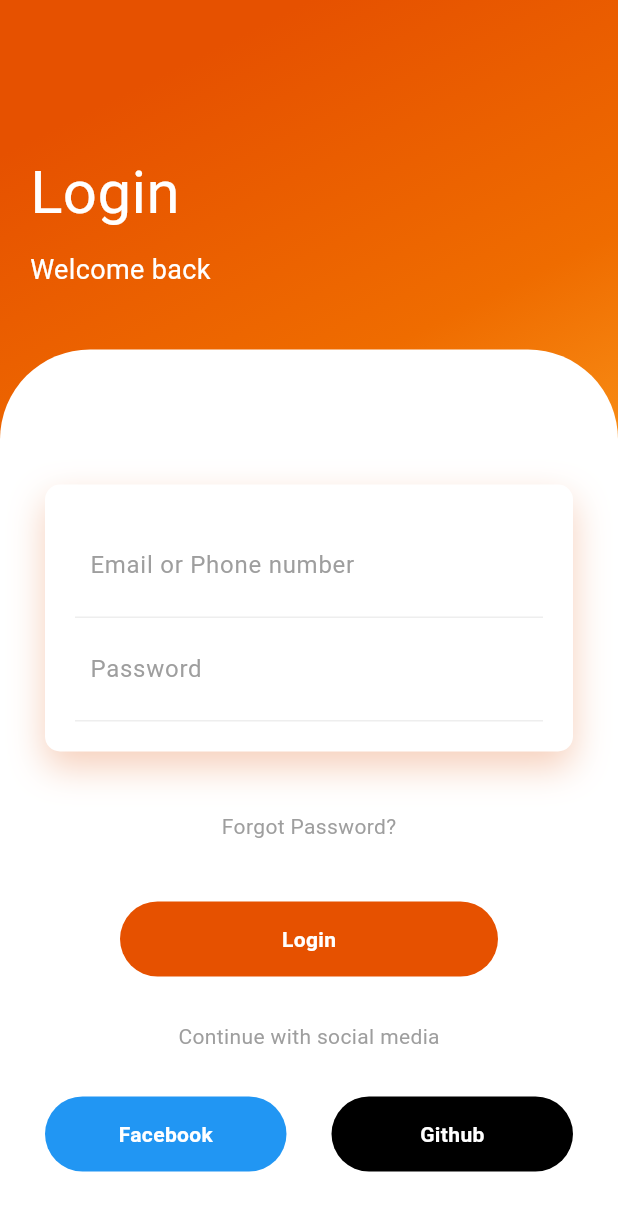
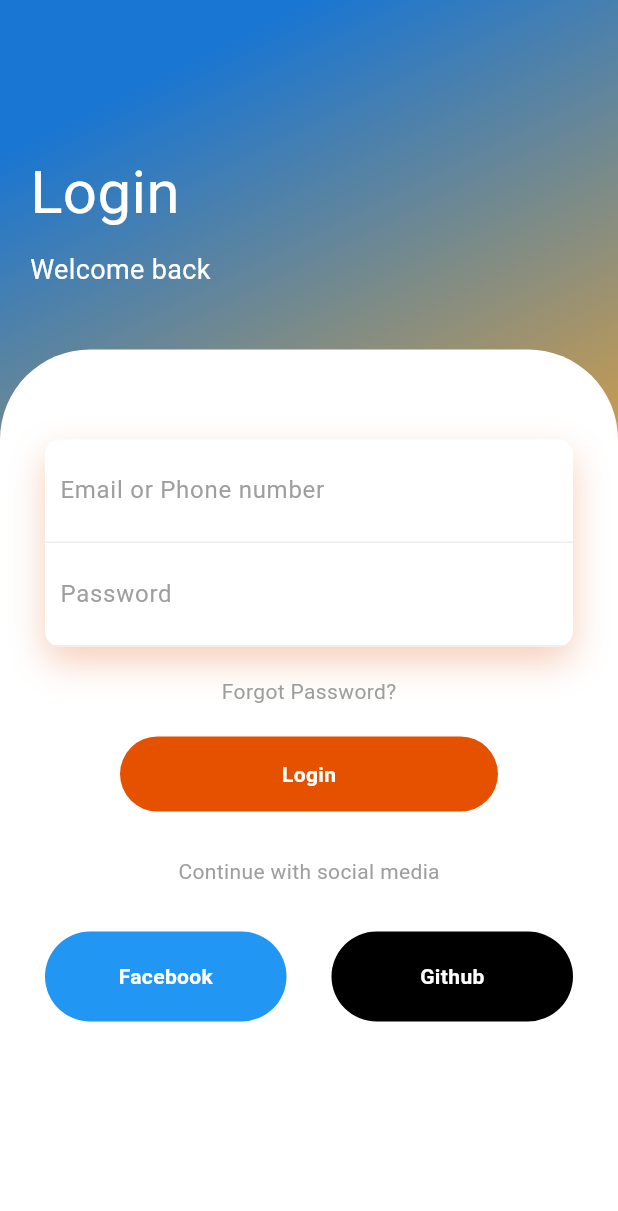
Before and after one commit to HSN51/AppJam, a Flutter app: the screen it shows after launch, on a phone screen of 412 x 824 dp. Shown: the top 1211 px of the screen. Run offline on Flutter 3.47's test engine with Material 3 defaults, Android fonts, the light colour scheme and no system bars.

Commit message:
fix:login-page

```diff
--- a/lib/main.dart
+++ b/lib/main.dart
@@ -16,9 +16,8 @@ class LoginPage extends StatelessWidget {
           gradient: LinearGradient(
             begin: Alignment.topCenter,
             colors: [
-              Colors.orange[900]!,
-              Colors.orange[800]!,
-              Colors.orange[400]!,
+              Colors.blue[700]!,
+              Colors.orange[400]!
             ],
           ),
         ),
@@ -63,9 +62,8 @@ class LoginPage extends StatelessWidget {
                   padding: EdgeInsets.all(30),
                   child: Column(
                     children: <Widget>[
-                      SizedBox(height: 60),
+                      SizedBox(height: 30),
                       Container(
-                        padding: EdgeInsets.all(20),
                         decoration: BoxDecoration(
                           color: Colors.white,
                           borderRadius: BorderRadius.circular(10),
@@ -117,12 +115,12 @@ class LoginPage extends StatelessWidget {
                           ],
                         ),
                       ),
-                      SizedBox(height: 40),
+                      SizedBox(height: 20),
                       Text(
                         "Forgot Password?",
                         style: TextStyle(color: Colors.grey),
                       ),
-                      SizedBox(height: 40),
+                      SizedBox(height: 20),
                       Container(
                         height: 50,
                         margin: EdgeInsets.symmetric(horizontal: 50),
@@ -150,7 +148,7 @@ class LoginPage extends StatelessWidget {
                         children: <Widget>[
                           Expanded(
                             child: Container(
-                              height: 50,
+                              height: 60,
                               decoration: BoxDecoration(
                                 borderRadius: BorderRadius.circular(50),
                                 color: Colors.blue,
@@ -169,7 +167,7 @@ class LoginPage extends StatelessWidget {
                           SizedBox(width: 30),
                           Expanded(
                             child: Container(
-                              height: 50,
+                              height: 60,
                               decoration: BoxDecoration(
                                 borderRadius: BorderRadius.circular(50),
                                 color: Colors.black,
```
